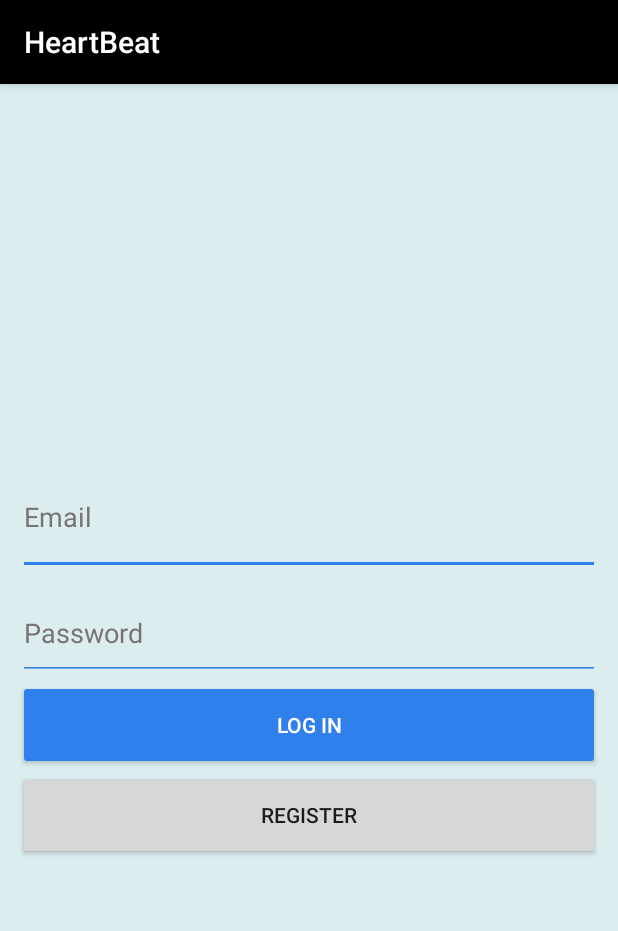
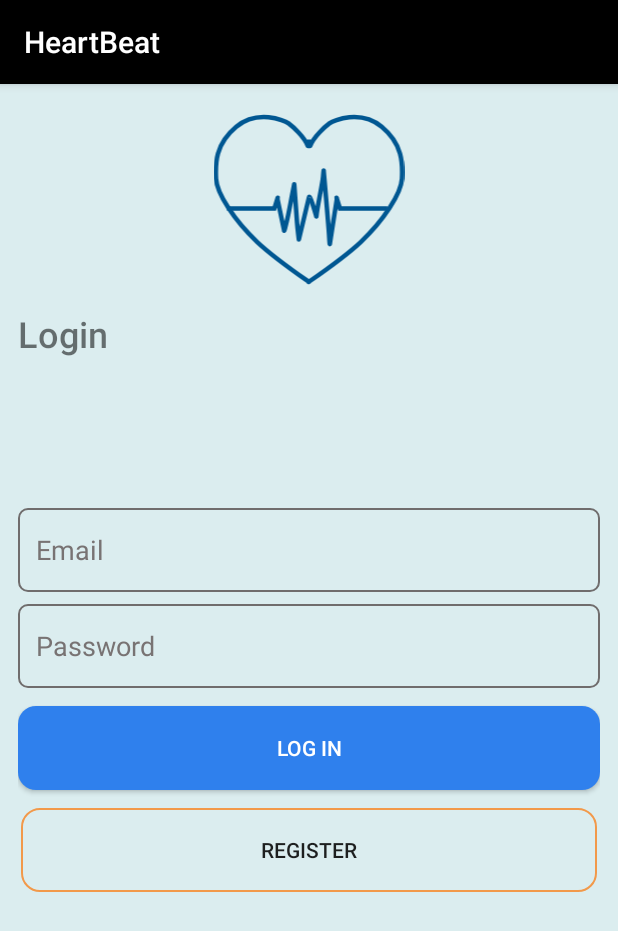
Before and after one commit to 06-SEEK/android-hrm, an Android app: the screen it shows after launch (LoginActivity), on a phone screen of 412 x 824 dp. Shown: the top 931 px of the screen. Run offline under Robolectric (Android 15) with nearby library versions, the light colour scheme and no system bars; our stand-ins replace data binding.

Commit message:
improve ui

```diff
--- /dev/null
+++ b/app/src/main/res/drawable/register_button_background.xml
@@ -0,0 +1,6 @@
+<?xml version="1.0" encoding="utf-8"?>
+<shape xmlns:android="http://schemas.android.com/apk/res/android">
+    <corners android:radius="12dp"></corners>
+    <stroke android:width="1dp"
+        android:color="#F2994A"></stroke>
+</shape>
--- /dev/null
+++ b/app/src/main/res/drawable/rounded_corner_blue_background.xml
@@ -0,0 +1,6 @@
+<?xml version="1.0" encoding="utf-8"?>
+<shape xmlns:android="http://schemas.android.com/apk/res/android">
+    <corners android:radius="12dp"></corners>
+    <solid android:color="#2F80ED"></solid>
+
+</shape>
--- /dev/null
+++ b/app/src/main/res/drawable/rounded_corner_input_background.xml
@@ -0,0 +1,7 @@
+<?xml version="1.0" encoding="utf-8"?>
+<shape xmlns:android="http://schemas.android.com/apk/res/android"
+    android:shape="rectangle">
+    <corners android:radius="6dp"></corners>
+    <stroke android:width="1dp"
+        android:color="#706D6D"></stroke>
+</shape>
--- a/app/src/main/res/layout/activity_login.xml
+++ b/app/src/main/res/layout/activity_login.xml
@@ -11,19 +11,38 @@
             android:layout_width="match_parent"
             android:layout_height="match_parent"
             android:background="#DBEDEF"
-            android:gravity="center"
+            android:gravity="center|top"
             android:orientation="vertical"
             android:paddingLeft="12dp"
             android:paddingRight="12dp">
 
+            <ImageView
+                android:id="@+id/imageView"
+                android:layout_width="match_parent"
+                android:layout_height="wrap_content"
+                android:layout_marginTop="20dp"
+                app:srcCompat="@drawable/ic_launcher_foreground" />
+
+            <TextView
+                android:id="@+id/textView3"
+                android:layout_width="match_parent"
+                android:layout_height="wrap_content"
+                android:layout_marginTop="16dp"
+                android:layout_marginBottom="100dp"
+                android:fontFamily="sans-serif-medium"
+                android:text="@string/login"
+                android:textSize="24dp"
+                tools:textAlignment="center" />
+
             <EditText
                 android:id="@+id/editTextEmail"
                 android:layout_width="match_parent"
-                android:layout_height="77dp"
-                android:backgroundTint="#2F80ED"
+                android:layout_height="56dp"
+                android:background="@drawable/rounded_corner_input_background"
                 android:ems="10"
                 android:hint="Email"
                 android:inputType="textEmailAddress"
+                android:paddingLeft="12dp"
                 android:textColor="@color/colorWhite"
                 android:textColorHighlight="@color/colorRed"
                 android:textColorHint="@color/colorWhiteGray"
@@ -32,12 +51,13 @@
             <EditText
                 android:id="@+id/editTextPassword"
                 android:layout_width="match_parent"
-                android:layout_height="62dp"
+                android:layout_height="56dp"
                 android:layout_marginTop="8dp"
-                android:backgroundTint="#2F80ED"
+                android:background="@drawable/rounded_corner_input_background"
                 android:ems="10"
                 android:hint="Password"
                 android:inputType="textPassword"
+                android:paddingLeft="12dp"
                 android:textColor="#FFFFFF"
                 android:textColorHighlight="#4CAF50"
                 android:textColorHint="@color/colorWhiteGray" />
@@ -45,16 +65,23 @@
             <Button
                 android:id="@+id/buttonLogin"
                 android:layout_width="match_parent"
-                android:layout_height="60dp"
+                android:layout_height="56dp"
+                android:layout_marginTop="12dp"
+                android:background="@drawable/rounded_corner_blue_background"
                 android:backgroundTint="#2F80ED"
                 android:text="Log in"
                 android:textColor="#FFFFFF" />
 
             <Button
                 android:id="@+id/buttonRegister"
-                android:layout_width="match_parent"
-                android:layout_height="60dp"
-                android:text="Register" />
+                android:layout_width="384dp"
+                android:layout_height="56dp"
+
+                android:layout_marginTop="12dp"
+                android:background="@drawable/register_button_background"
+                android:text="Register"
+                tools:textColor="#F2994A" />
+
         </LinearLayout>
     </androidx.constraintlayout.widget.ConstraintLayout>
 </layout>
```
Also changed, not shown: app/src/main/res/layout/activity_register.xml (+34 -5 lines), app/src/main/res/drawable/measurement_help.png (added).
